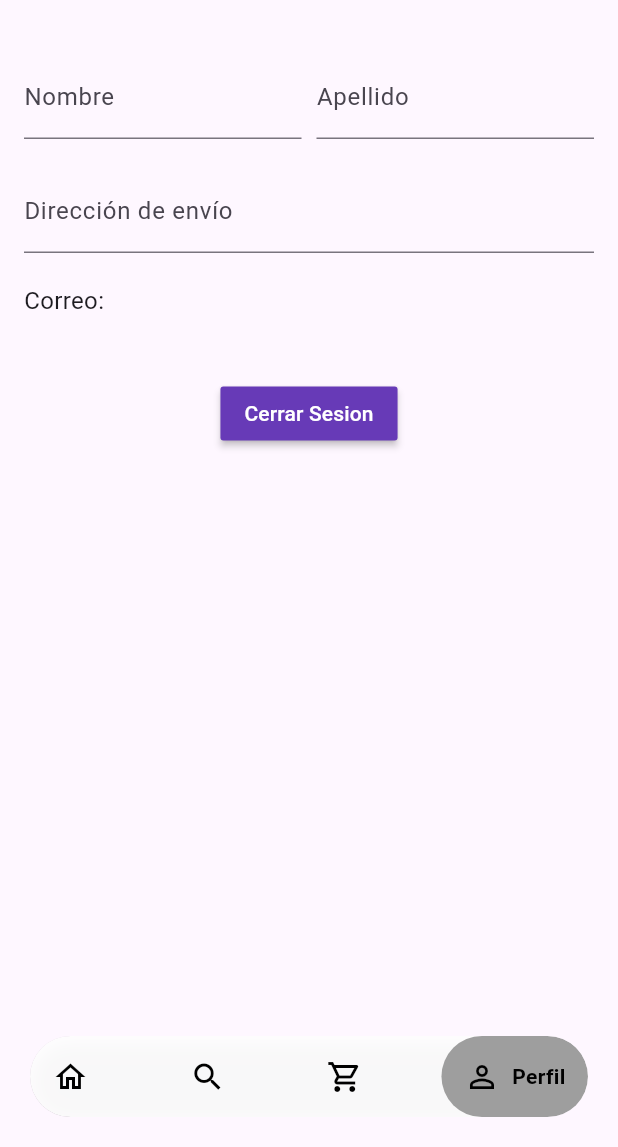
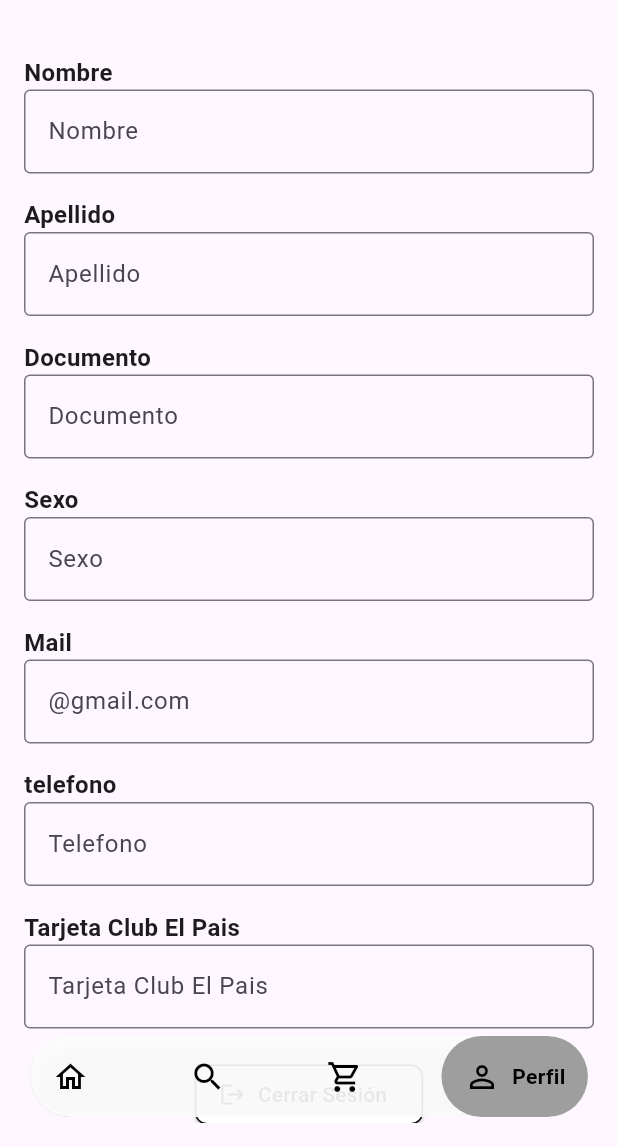
Before and after one commit to Nitsu47/Petra, a Flutter app: the screen it shows once a user with an empty profile is signed in, item 4 of the bottom bar chosen, on a phone screen of 412 x 824 dp, the part 89-1236 px from its top. Run offline on Flutter 3.47's test engine with Material 3 defaults, Android fonts, the phone set to English and light mode, and no system bars; drawn by our look-alikes of google_nav_bar; our stand-ins replace cached_network_image, carousel_slider, cloud_firestore, firebase_auth, firebase_core, google_fonts and 1 more; accounts and stored records are empty; network calls fail.

Commit message:
profile screen

```diff
--- a/lib/screens/home_screen.dart
+++ b/lib/screens/home_screen.dart
@@ -174,7 +174,7 @@ class RecentSingleProduct extends StatelessWidget {
               borderRadius: BorderRadius.circular(10),
               child: CachedNetworkImage(
                 imageUrl: recentSingleProdImage!,
-                height: 250,
+                height: 200,
                 width: double.infinity,
                 fit: BoxFit.cover,
                 placeholder: (context, url) =>
--- a/lib/screens/product_details.dart
+++ b/lib/screens/product_details.dart
@@ -28,7 +28,7 @@ class ProductDetailScreen extends StatelessWidget {
           Image.network(
             imageUrl,
             width: double.infinity,
-            height: 600,
+            height: 550,
             fit: BoxFit.cover,
           ),
           Center(
--- a/lib/screens/profile_screen.dart
+++ b/lib/screens/profile_screen.dart
@@ -1,111 +1,208 @@
 import 'package:flutter/material.dart';
-import 'package:firebase_auth/firebase_auth.dart';
+import 'package:firebase_core/firebase_core.dart';
 import 'package:cloud_firestore/cloud_firestore.dart';
+void main() async {
+  WidgetsFlutterBinding.ensureInitialized();
+  await Firebase.initializeApp();
+  runApp(const MyApp());
+}
+class MyApp extends StatelessWidget {
+  const MyApp({super.key});
+
+  @override
+  Widget build(BuildContext context) {
+    return MaterialApp(
+      title: 'Flutter Demo',
+      theme: ThemeData(
+        primarySwatch: Colors.blue,
+      ),
+      home: const ProfileScreen(),
+    );
+  }
+}
 class ProfileScreen extends StatefulWidget {
   const ProfileScreen({super.key});
   @override
   State<ProfileScreen> createState() => _ProfileScreen();
 }
 class _ProfileScreen extends State<ProfileScreen> {
-  final user = FirebaseAuth.instance.currentUser!;
-  final TextEditingController _firstNameController = TextEditingController();
-  final TextEditingController _lastNameController = TextEditingController();
-  final TextEditingController _addressController = TextEditingController();
-  final FirebaseFirestore _firestore = FirebaseFirestore.instance;
-  @override
-  void initState() {
-    super.initState();
-    _loadUserData();
-  }
-  Future<void> _loadUserData() async {
-    try {
-      DocumentSnapshot userDoc = await _firestore.collection('users').doc(user.uid).get();
-      if (userDoc.exists) {
-        Map<String, dynamic>? data = userDoc.data() as Map<String, dynamic>?;
-        _firstNameController.text = data?['firstName'] ?? '';
-        _lastNameController.text = data?['lastName'] ?? '';
-        _addressController.text = data?['address'] ?? '';
-      }
-    } catch (e) {
-      // Handle error
-      print('Error loading user data: $e');
-    }
-  }
-  Future<void> _saveUserData() async {
-    try {
-      await _firestore.collection('users').doc(user.uid).set({
-        'firstName': _firstNameController.text,
-        'lastName': _lastNameController.text,
-        'address': _addressController.text,
-        'email': user.email,
+  final TextEditingController _nombreController = TextEditingController();
+  final TextEditingController _apellidoController = TextEditingController();
+
+  final TextEditingController _documentoController = TextEditingController();
+
+  final TextEditingController _sexoController = TextEditingController();
+  final TextEditingController _mailController = TextEditingController();
+
+  final TextEditingController _contraseniaController = TextEditingController();
+
+  final TextEditingController _telefonoController = TextEditingController();
+  final TextEditingController _tarjetaclubController = TextEditingController();
+
+
+  void _saveData() async {
+    String nombre = _nombreController.text;
+    String apellido = _apellidoController.text;
+    String documento = _documentoController.text;
+    String sexo = _sexoController.text;
+    String mail = _mailController.text;
+    String contrasena = _contraseniaController.text;
+    String telefono = _telefonoController.text;
+    String tarjetaclub = _tarjetaclubController.text;
+
+    await FirebaseFirestore.instance.collection('users').add({
+      'nombre': nombre,
+      'apellido': apellido,
+      'documento': documento,
+      'sexo': sexo,
+      'mail': mail,
+      'contrasenia': contrasena,
+      'telefono': telefono,
+      'tarjetaclub': tarjetaclub
     });
-    } catch (e) {
-      // Handle error
-      print("Error saving user data: $e");
-    }
+    ScaffoldMessenger.of(context).showSnackBar(const SnackBar(
+      content: Text('Data Saved Successfully'),
+    ));
   }
   @override
   Widget build(BuildContext context) {
     return Scaffold(
       appBar: AppBar(
         toolbarHeight: 80,
-        elevation: 0,
+        centerTitle: true,
         title: const Text('PETRA',
             style: TextStyle(
               fontFamily: 'TrajanPro',
               fontWeight: FontWeight.bold,
               fontSize: 30,
-            )
-        ),
-        centerTitle: true,
+            )),
       ),
       body: Padding(
         padding: const EdgeInsets.all(16.0),
-        child: Column(
-          crossAxisAlignment: CrossAxisAlignment.start,
+        child: ListView(
           children: [
-            Row(
-              children: [
-                Expanded(
-                  child: TextField(
-                    controller: _firstNameController,
-                    decoration: const InputDecoration(labelText: 'Nombre'),
+            const Text(
+              'Nombre',
+              style: TextStyle(
+                fontWeight: FontWeight.bold,
+                fontSize: 16,
               ),
             ),
-                const SizedBox(width: 10),
-                Expanded(
-                  child: TextField(
-                    controller: _lastNameController,
-                    decoration: const InputDecoration(labelText: 'Apellido'),
+            TextField(
+              controller: _nombreController,
+              decoration: const InputDecoration(
+                hintText: 'Nombre',
+                border: OutlineInputBorder(),
               ),
             ),
-              ],
+            const SizedBox(height: 16),
+            const Text(
+              'Apellido',
+              style: TextStyle(
+                fontWeight: FontWeight.bold,
+                fontSize: 16,
+              ),
+            ),
+            TextField(
+              controller: _apellidoController,
+              decoration: const InputDecoration(
+                hintText: 'Apellido',
+                border: OutlineInputBorder(),
+              ),
+            ),
+            const SizedBox(height: 16),
+            const Text(
+              'Documento',
+              style: TextStyle(
+                fontWeight: FontWeight.bold,
+                fontSize: 16,
+              ),
+            ),
+            TextField(
+              controller: _documentoController,
+              decoration: const InputDecoration(
+                hintText: 'Documento',
+                border: OutlineInputBorder(),
+              ),
+            ),
+            const SizedBox(height: 16),
+            const Text(
+              'Sexo',
+              style: TextStyle(
+                fontWeight: FontWeight.bold,
+                fontSize: 16,
+              ),
+            ),
+            TextField(
+              controller: _sexoController,
+              decoration: const InputDecoration(
+                hintText: 'Sexo',
+                border: OutlineInputBorder(),
+              ),
+            ),
+            const SizedBox(height: 16),
+            const Text(
+              'Mail',
+              style: TextStyle(
+                fontWeight: FontWeight.bold,
+                fontSize: 16,
+              ),
+            ),
+            TextField(
+              controller: _mailController,
+              decoration: const InputDecoration(
+                hintText: '@gmail.com',
+                border: OutlineInputBorder(),
+              ),
+            ),
+            const SizedBox(height: 16),
+            const Text(
+              'telefono',
+              style: TextStyle(
+                fontWeight: FontWeight.bold,
+                fontSize: 16,
+              ),
+            ),
+            TextField(
+              controller: _telefonoController,
+              decoration: const InputDecoration(
+                hintText: 'Telefono',
+                border: OutlineInputBorder(),
+              ),
+            ),
+            const SizedBox(height: 16),
+            const Text(
+              'Tarjeta Club El Pais',
+              style: TextStyle(
+                fontWeight: FontWeight.bold,
+                fontSize: 16,
+              ),
+            ),
+            TextField(
+              controller: _tarjetaclubController,
+              decoration: const InputDecoration(
+                hintText: 'Tarjeta Club El Pais',
+                border: OutlineInputBorder(),
+              ),
             ),
             const SizedBox(height: 20),
-            TextField(
-              controller: _addressController,
-              decoration: const InputDecoration(labelText: 'Dirección de envío'),
+            Center(
+              child: ElevatedButton.icon(
+                onPressed: _saveData,
+                icon: const Icon(Icons.logout),
+                label: const Text('Cerrar Sesión'),
+                style: ElevatedButton.styleFrom(
+                  foregroundColor: Colors.black, backgroundColor: Colors.white,
+                  side: const BorderSide(color: Colors.black),
+                  shape: RoundedRectangleBorder(
+                    borderRadius: BorderRadius.circular(8.0),
                   ),
-            const SizedBox(height: 20),
-            Text('Correo: ${user.email!}', style: const TextStyle(fontSize: 16)),
-            const SizedBox(height: 40),
-            Center(
-              child: MaterialButton(
-                onPressed: FirebaseAuth.instance.signOut,
-                  color: Colors.deepPurple,
-                  child: const Text('Cerrar Sesion', style: TextStyle(color: Colors.white)),
-                )
+                ),
+              ),
             ),
           ],
         ),
       ),
     );
   }
-  @override
-  void dispose() {
-    _firstNameController.dispose();
-    _lastNameController.dispose();
-    _addressController.dispose();
-    super.dispose();
 }
-}
--- a/lib/screens/search_screen.dart
+++ b/lib/screens/search_screen.dart
@@ -161,7 +161,7 @@ class RecentSingleProduct extends StatelessWidget {
               borderRadius: BorderRadius.circular(10),
               child: CachedNetworkImage(
                 imageUrl: recentSingleProdImage!,
-                height: 250,
+                height: 200,
                 width: double.infinity,
                 fit: BoxFit.cover,
                 placeholder: (context, url) =>
```
Also changed, not shown: pubspec.lock. Lines whose indentation alone changed are shown as unchanged.
